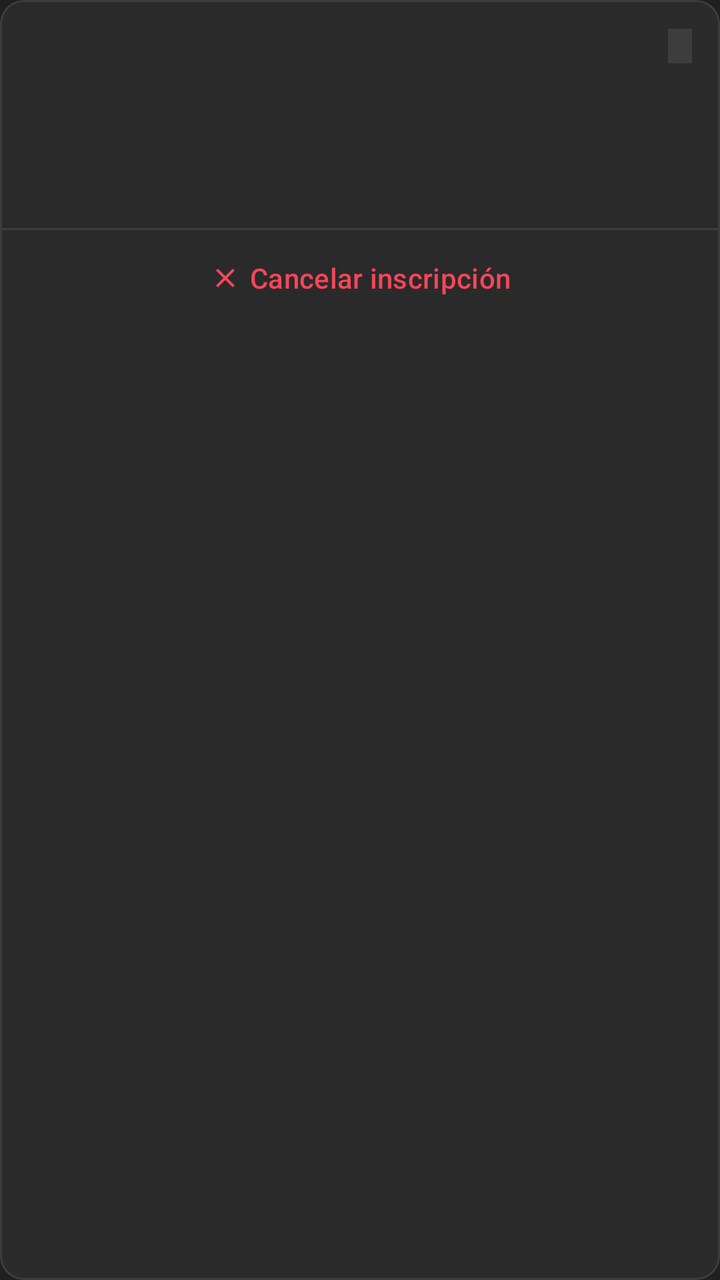
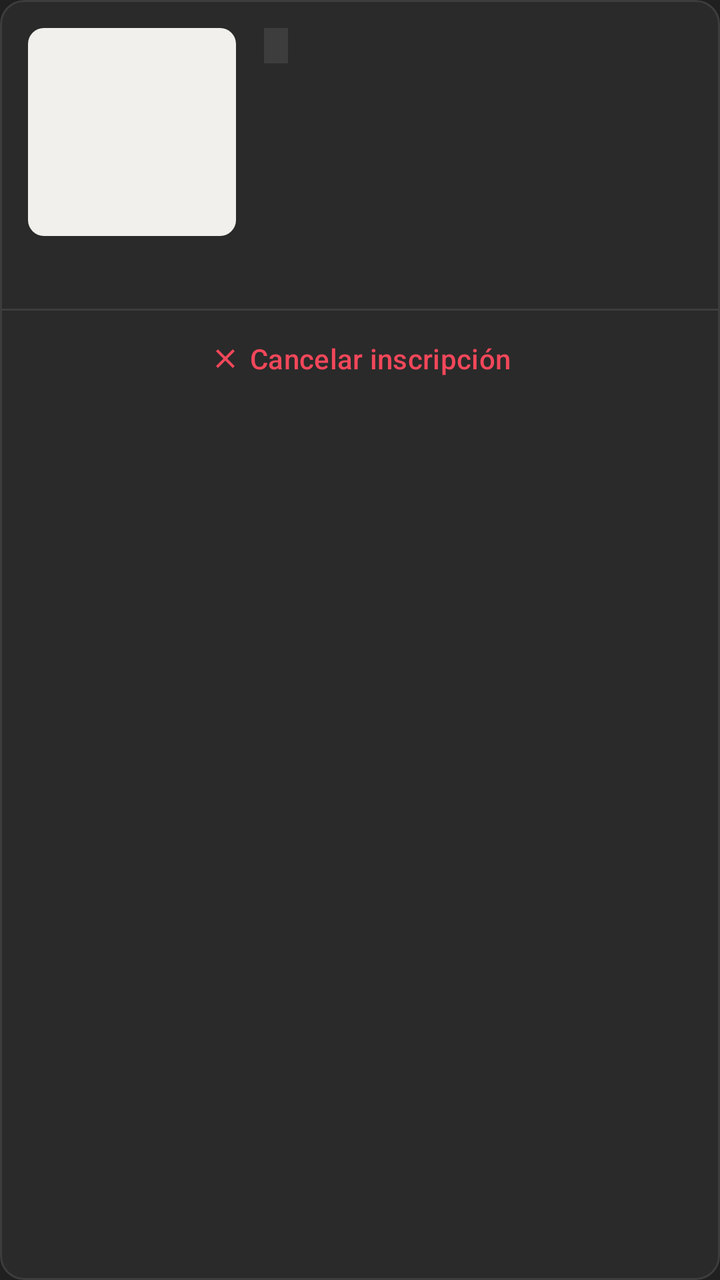

Screens rendered from an Android XML layout before and after an edit, with the pre-edit source and the edit as a unified diff.
<!-- AndroidManifest.xml: application theme Theme.PopayanMotor -->
<!-- res/layout/item_registration.xml -->
<?xml version="1.0" encoding="utf-8"?>
<com.google.android.material.card.MaterialCardView xmlns:android="http://schemas.android.com/apk/res/android"
    xmlns:app="http://schemas.android.com/apk/res-auto"
    android:layout_width="match_parent"
    android:layout_height="wrap_content"
    android:layout_marginVertical="6dp"
    app:cardBackgroundColor="@color/surface"
    app:cardCornerRadius="12dp"
    app:strokeColor="@color/outline"
    app:strokeWidth="1dp">

    <LinearLayout
        android:layout_width="match_parent"
        android:layout_height="wrap_content"
        android:orientation="vertical">

        <LinearLayout
            android:layout_width="match_parent"
            android:layout_height="wrap_content"
            android:orientation="vertical"
            android:padding="14dp">

            <LinearLayout
                android:layout_width="match_parent"
                android:layout_height="wrap_content"
                android:orientation="horizontal">

                
                <TextView
                    android:id="@+id/tvCode"
                    android:layout_width="0dp"
                    android:layout_height="wrap_content"
                    android:layout_weight="1"
                    android:textColor="@color/accent_text"
                    android:textIsSelectable="true"
                    android:textSize="12sp"
                    android:textStyle="bold" />

                
                <TextView
                    android:id="@+id/tvStatus"
                    android:layout_width="wrap_content"
                    android:layout_height="wrap_content"
                    android:background="@color/outline"
                    android:paddingHorizontal="6dp"
                    android:paddingVertical="2dp"
                    android:textAllCaps="true"
                    android:textColor="@color/text_primary"
                    android:textSize="10sp"
                    android:textStyle="bold" />
            </LinearLayout>

            <TextView
                android:id="@+id/tvName"
                style="@style/TextTitle"
                android:layout_width="match_parent"
                android:layout_height="wrap_content"
                android:layout_marginTop="2dp"
                android:textAllCaps="false"
                android:textSize="20sp" />

            
            <TextView
                android:id="@+id/tvWhenWhere"
                android:layout_width="match_parent"
                android:layout_height="wrap_content"
                android:layout_marginTop="2dp"
                android:textColor="@color/text_secondary"
                android:textSize="13sp" />

            
            <TextView
                android:id="@+id/tvVehicle"
                android:layout_width="match_parent"
                android:layout_height="wrap_content"
                android:layout_marginTop="2dp"
                android:textColor="@color/text_secondary"
                android:textSize="13sp" />
        </LinearLayout>

        
        <View
            android:id="@+id/divider"
            android:layout_width="match_parent"
            android:layout_height="1dp"
            android:background="@color/outline" />

        <com.google.android.material.button.MaterialButton
            android:id="@+id/btnCancel"
            style="@style/Widget.PopayanMotor.Button.Text"
            android:layout_width="match_parent"
            android:layout_height="wrap_content"
            android:text="@string/cancel_registration"
            android:textColor="@color/accent_text"
            app:icon="@drawable/ic_close"
            app:iconGravity="textStart"
            app:iconSize="16dp"
            app:iconTint="@color/accent_text" />
    </LinearLayout>
</com.google.android.material.card.MaterialCardView>
<!-- resources referenced by this layout -->
<resources>
  <color name="accent_text">#F2475A</color>
  <color name="outline">#3D3D3D</color>
  <color name="surface">#2A2A2A</color>
  <color name="text_primary">#F2F0ED</color>
  <color name="text_secondary">#A9A49C</color>
  <!-- drawable ic_close (drawable) -->
  <vector xmlns:android="http://schemas.android.com/apk/res/android"
      android:width="24dp" android:height="24dp"
      android:viewportWidth="24" android:viewportHeight="24">
      <path android:fillColor="#FFFFFF"
          android:pathData="M19,6.41L17.59,5 12,10.59 6.41,5 5,6.41 10.59,12 5,17.59 6.41,19 12,13.41 17.59,19 19,17.59 13.41,12z" />
  </vector>
  <string name="cancel_registration">Cancelar inscripción</string>
  <style name="TextTitle">
          <item name="android:fontFamily">sans-serif-condensed</item>
          <item name="android:textStyle">bold</item>
          <item name="android:textAllCaps">true</item>
          <item name="android:textColor">@color/text_primary</item>
      </style>
  <style name="Widget.PopayanMotor.Button.Text" parent="Widget.Material3.Button.TextButton">
          <item name="android:textColor">@color/accent_text</item>
          <item name="iconTint">@color/accent_text</item>
      </style>
  <style name="Theme.PopayanMotor" parent="Theme.Material3.Dark.NoActionBar">
          <item name="colorPrimary">@color/accent</item>
          <item name="colorOnPrimary">@color/text_primary</item>
          <item name="colorSecondary">@color/accent</item>
          <item name="colorOnSecondary">@color/text_primary</item>
          
          <item name="colorSecondaryContainer">@color/accent</item>
          <item name="colorOnSecondaryContainer">@color/text_primary</item>
          <item name="android:colorBackground">@color/bg</item>
          <item name="colorSurface">@color/bg</item>
          <item name="colorOnSurface">@color/text_primary</item>
          <item name="colorOnSurfaceVariant">@color/text_secondary</item>
          <item name="colorSurfaceContainerLowest">@color/bg</item>
          <item name="colorSurfaceContainerLow">@color/surface</item>
          <item name="colorSurfaceContainer">@color/surface</item>
          <item name="colorSurfaceContainerHigh">@color/surface_high</item>
          <item name="colorSurfaceContainerHighest">@color/surface_high</item>
          <item name="colorOutline">@color/outline_strong</item>
          <item name="colorOutlineVariant">@color/outline</item>
          <item name="colorError">@color/error</item>
          
          <item name="elevationOverlayEnabled">false</item>
          <item name="android:statusBarColor">@color/bg</item>
          <item name="android:navigationBarColor">@color/surface</item>
          <item name="materialAlertDialogTheme">@style/ThemeOverlay.PopayanMotor.Dialog</item>
      </style>
  <color name="accent">#C8102E</color>
  <color name="bg">#202020</color>
  <color name="surface_high">#333333</color>
  <color name="outline_strong">#77736D</color>
  <color name="error">#FF8A80</color>
  <style name="ThemeOverlay.PopayanMotor.Dialog" parent="ThemeOverlay.Material3.MaterialAlertDialog">
          <item name="colorPrimary">@color/accent_text</item>
          <item name="colorSurface">@color/surface_high</item>
          <item name="colorSurfaceContainerHigh">@color/surface_high</item>
          
          <item name="elevationOverlayEnabled">false</item>
      </style>
</resources>

<!-- the commit's change to res/layout/item_registration.xml (unified diff, before → after) -->
@@ -14,27 +14,45 @@
         android:layout_height="wrap_content"
         android:orientation="vertical">
 
+        
         <LinearLayout
             android:layout_width="match_parent"
             android:layout_height="wrap_content"
-            android:orientation="vertical"
+            android:baselineAligned="false"
+            android:orientation="horizontal"
             android:padding="14dp">
 
             <LinearLayout
-                android:layout_width="match_parent"
+                android:layout_width="wrap_content"
                 android:layout_height="wrap_content"
-                android:orientation="horizontal">
+                android:gravity="center_horizontal"
+                android:orientation="vertical">
+
+                <ImageView
+                    android:id="@+id/ivQr"
+                    android:layout_width="@dimen/qr_small"
+                    android:layout_height="@dimen/qr_small"
+                    android:background="@drawable/bg_qr"
+                    android:padding="6dp" />
 
                 
                 <TextView
                     android:id="@+id/tvCode"
-                    android:layout_width="0dp"
+                    android:layout_width="wrap_content"
                     android:layout_height="wrap_content"
-                    android:layout_weight="1"
+                    android:layout_marginTop="6dp"
                     android:textColor="@color/accent_text"
                     android:textIsSelectable="true"
                     android:textSize="12sp"
                     android:textStyle="bold" />
+            </LinearLayout>
+
+            <LinearLayout
+                android:layout_width="0dp"
+                android:layout_height="wrap_content"
+                android:layout_marginStart="14dp"
+                android:layout_weight="1"
+                android:orientation="vertical">
 
                 
                 <TextView
@@ -48,34 +66,34 @@
                     android:textColor="@color/text_primary"
                     android:textSize="10sp"
                     android:textStyle="bold" />
+
+                <TextView
+                    android:id="@+id/tvName"
+                    style="@style/TextTitle"
+                    android:layout_width="match_parent"
+                    android:layout_height="wrap_content"
+                    android:layout_marginTop="6dp"
+                    android:textAllCaps="false"
+                    android:textSize="20sp" />
+
+                
+                <TextView
+                    android:id="@+id/tvWhenWhere"
+                    android:layout_width="match_parent"
+                    android:layout_height="wrap_content"
+                    android:layout_marginTop="2dp"
+                    android:textColor="@color/text_secondary"
+                    android:textSize="13sp" />
+
+                
+                <TextView
+                    android:id="@+id/tvVehicle"
+                    android:layout_width="match_parent"
+                    android:layout_height="wrap_content"
+                    android:layout_marginTop="2dp"
+                    android:textColor="@color/text_secondary"
+                    android:textSize="13sp" />
             </LinearLayout>
-
-            <TextView
-                android:id="@+id/tvName"
-                style="@style/TextTitle"
-                android:layout_width="match_parent"
-                android:layout_height="wrap_content"
-                android:layout_marginTop="2dp"
-                android:textAllCaps="false"
-                android:textSize="20sp" />
-
-            
-            <TextView
-                android:id="@+id/tvWhenWhere"
-                android:layout_width="match_parent"
-                android:layout_height="wrap_content"
-                android:layout_marginTop="2dp"
-                android:textColor="@color/text_secondary"
-                android:textSize="13sp" />
-
-            
-            <TextView
-                android:id="@+id/tvVehicle"
-                android:layout_width="match_parent"
-                android:layout_height="wrap_content"
-                android:layout_marginTop="2dp"
-                android:textColor="@color/text_secondary"
-                android:textSize="13sp" />
         </LinearLayout>
 
         
<!-- resource entries referenced after the edit -->
@@ -5,6 +5,13 @@
   <color name="surface">#2A2A2A</color>
   <color name="text_primary">#F2F0ED</color>
   <color name="text_secondary">#A9A49C</color>
+  <dimen name="qr_small">104dp</dimen>
+  <!-- drawable bg_qr (drawable) -->
+  <?xml version="1.0" encoding="utf-8"?>
+  <shape xmlns:android="http://schemas.android.com/apk/res/android" android:shape="rectangle">
+      <solid android:color="@color/text_primary" />
+      <corners android:radius="8dp" />
+  </shape>
   <!-- drawable ic_close (drawable) -->
   <vector xmlns:android="http://schemas.android.com/apk/res/android"
       android:width="24dp" android:height="24dp"
